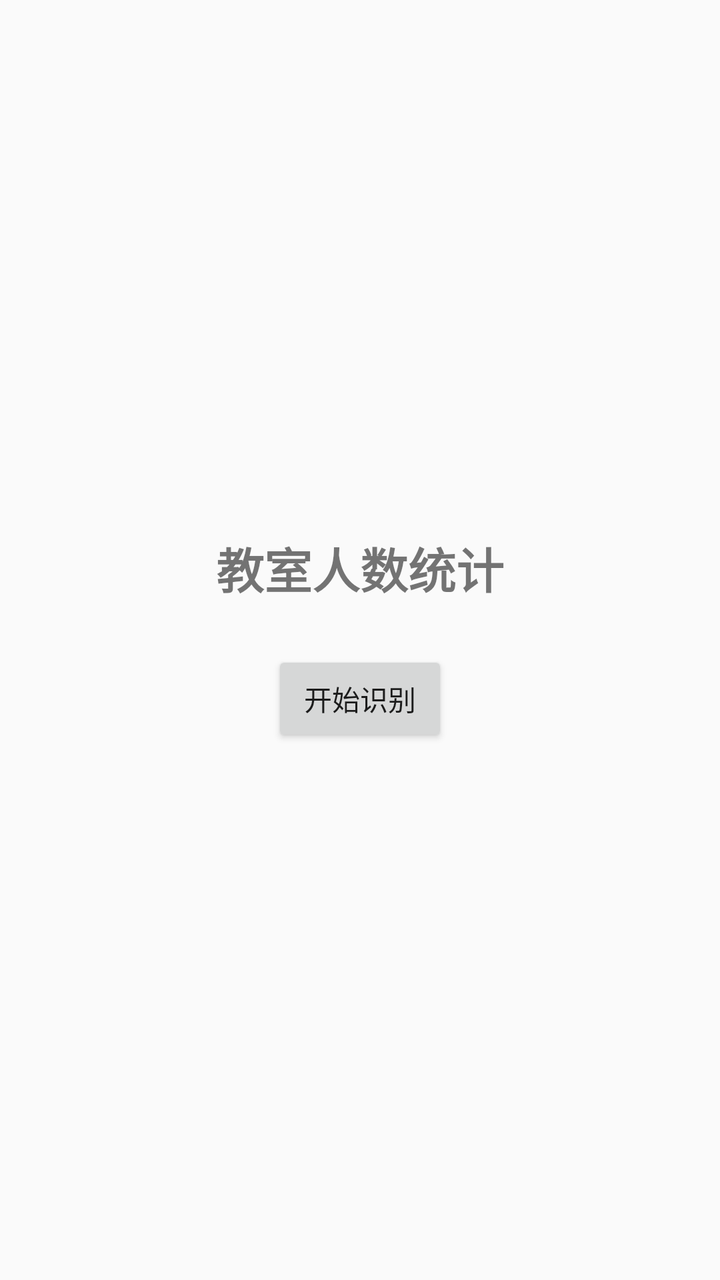
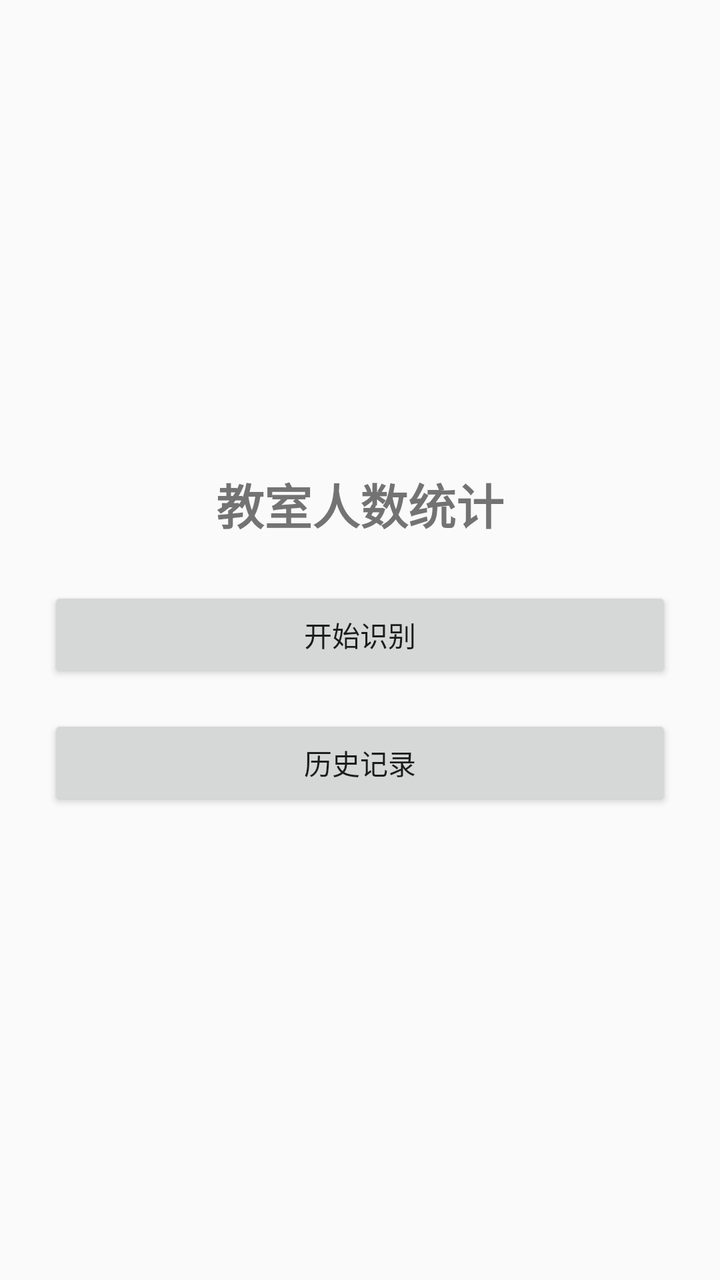

An Android layout rendered at two revisions. The XML below is the earlier revision; the diff shows what the commit changed to produce the second picture.
<!-- AndroidManifest.xml: application theme Theme.YoloPeople -->
<!-- res/layout/activity_main.xml -->
<?xml version="1.0" encoding="utf-8"?>
<LinearLayout xmlns:android="http://schemas.android.com/apk/res/android"
    android:layout_width="match_parent"
    android:layout_height="match_parent"
    android:gravity="center"
    android:orientation="vertical"
    android:padding="24dp">

    <TextView
        android:id="@+id/tv_title"
        android:layout_width="wrap_content"
        android:layout_height="wrap_content"
        android:text="教室人数统计"
        android:textSize="24sp"
        android:textStyle="bold"
        android:paddingBottom="24dp"/>

    <Button
        android:id="@+id/btn_start_detect"
        android:layout_width="wrap_content"
        android:layout_height="wrap_content"
        android:text="开始识别" />

</LinearLayout>
<!-- resources referenced by this layout -->
<resources>
  <style name="Theme.YoloPeople" parent="Theme.AppCompat.Light.NoActionBar" />
</resources>

<!-- the commit's change to res/layout/activity_main.xml (unified diff, before → after) -->
@@ -1,5 +1,6 @@
 <?xml version="1.0" encoding="utf-8"?>
 <LinearLayout xmlns:android="http://schemas.android.com/apk/res/android"
+    android:id="@+id/root_main"
     android:layout_width="match_parent"
     android:layout_height="match_parent"
     android:gravity="center"
@@ -13,12 +14,22 @@
         android:text="教室人数统计"
         android:textSize="24sp"
         android:textStyle="bold"
-        android:paddingBottom="24dp"/>
+        android:paddingBottom="24dp" />
 
     <Button
         android:id="@+id/btn_start_detect"
-        android:layout_width="wrap_content"
+        android:layout_width="match_parent"
         android:layout_height="wrap_content"
         android:text="开始识别" />
 
+    <View
+        android:layout_width="match_parent"
+        android:layout_height="16dp" />
+
+    <Button
+        android:id="@+id/btn_history"
+        android:layout_width="match_parent"
+        android:layout_height="wrap_content"
+        android:text="历史记录" />
+
 </LinearLayout>
